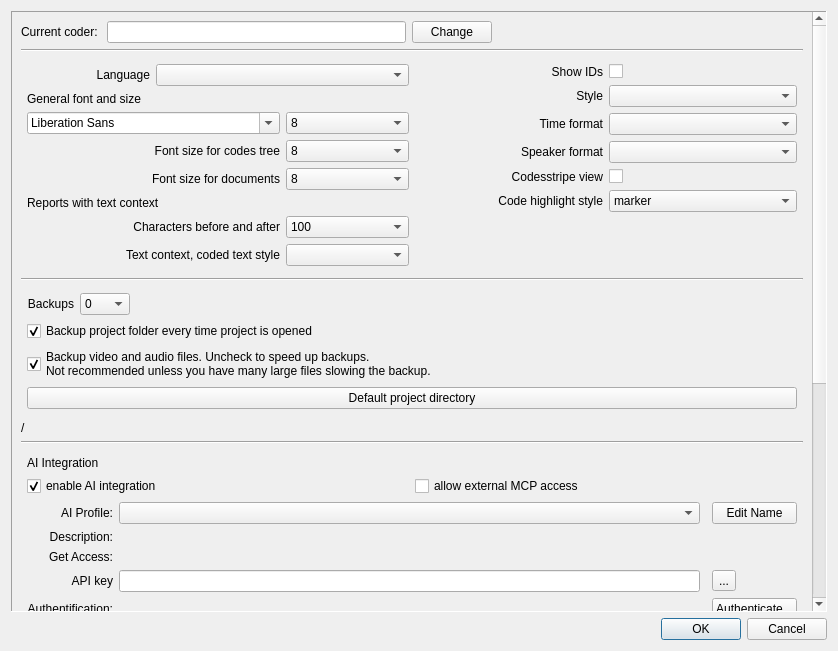
The window that src/GUI_UIs/ui_dialog_settings.ui (ccbogel/QualCoder) describes before a commit, drawn with Qt 5.
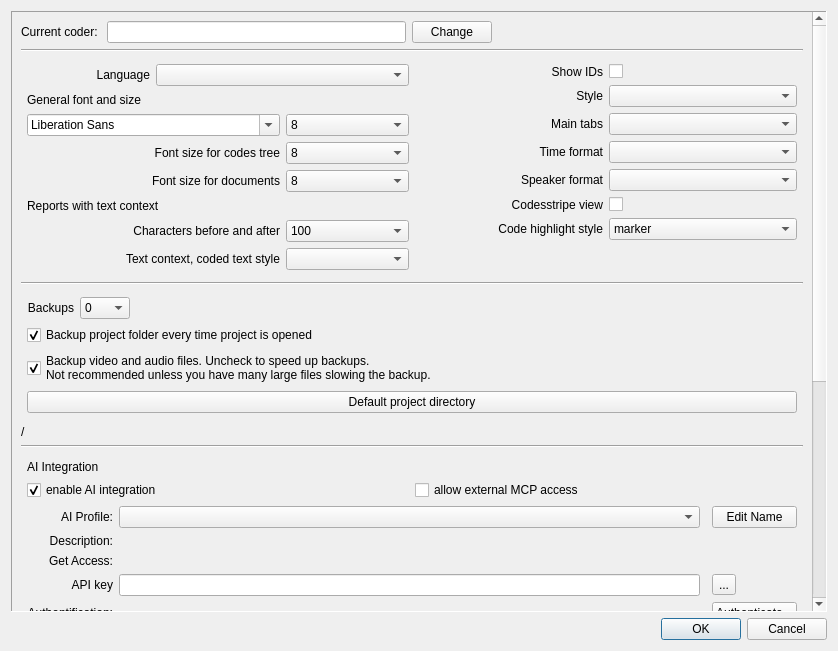
The same window after the commit.

Diff of the .ui file:
```diff
--- a/src/GUI_UIs/ui_dialog_settings.ui
+++ b/src/GUI_UIs/ui_dialog_settings.ui
@@ -686,6 +686,22 @@
                </property>
               </widget>
              </item>
+             <item row="2" column="1">
+              <widget class="QLabel" name="label_main_tabs">
+               <property name="toolTip">
+                <string>Where the Project, Manage, Coding, Reports and AI Agent tabs are shown</string>
+               </property>
+               <property name="text">
+                <string>Main tabs</string>
+               </property>
+               <property name="alignment">
+                <set>Qt::AlignmentFlag::AlignRight|Qt::AlignmentFlag::AlignTrailing|Qt::AlignmentFlag::AlignVCenter</set>
+               </property>
+              </widget>
+             </item>
+             <item row="2" column="2">
+              <widget class="QComboBox" name="comboBox_main_tabs"/>
+             </item>
              <item row="6" column="1">
               <widget class="QLabel" name="label_22">
                <property name="text">
```
